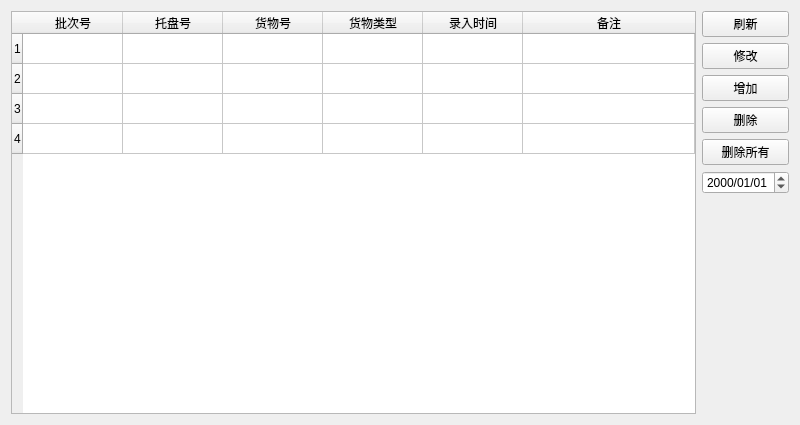
Old version of the form maintaindata.ui in the repository kangwenyun/batch_acquisition_system.
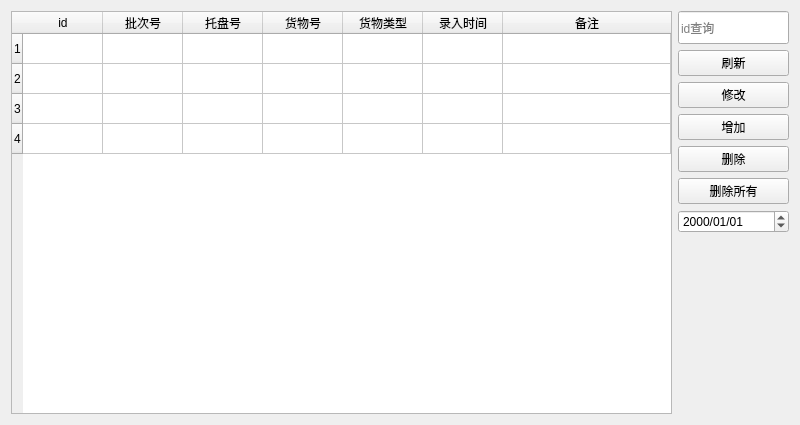
New version of the form.

The edit to the form file:
```diff
--- a/maintaindata.ui
+++ b/maintaindata.ui
@@ -25,6 +25,9 @@
      <property name="editTriggers">
       <set>QAbstractItemView::NoEditTriggers</set>
      </property>
+     <attribute name="horizontalHeaderDefaultSectionSize">
+      <number>80</number>
+     </attribute>
      <attribute name="horizontalHeaderStretchLastSection">
       <bool>true</bool>
      </attribute>
@@ -48,6 +51,11 @@
        <string>4</string>
       </property>
      </row>
+     <column>
+      <property name="text">
+       <string>id</string>
+      </property>
+     </column>
      <column>
       <property name="text">
        <string>批次号</string>
@@ -78,17 +86,12 @@
        <string>备注</string>
       </property>
      </column>
-     <item row="0" column="0">
-      <property name="text">
-       <string/>
-      </property>
-     </item>
      <item row="0" column="1">
       <property name="text">
        <string/>
       </property>
      </item>
-     <item row="0" column="3">
+     <item row="0" column="2">
       <property name="text">
        <string/>
       </property>
@@ -103,10 +106,34 @@
        <string/>
       </property>
      </item>
+     <item row="0" column="6">
+      <property name="text">
+       <string/>
+      </property>
+     </item>
     </widget>
    </item>
    <item>
-    <layout class="QVBoxLayout" name="verticalLayout_3">
+    <layout class="QVBoxLayout" name="verticalLayout">
+     <item>
+      <widget class="QLineEdit" name="findId">
+       <property name="minimumSize">
+        <size>
+         <width>111</width>
+         <height>33</height>
+        </size>
+       </property>
+       <property name="maximumSize">
+        <size>
+         <width>111</width>
+         <height>33</height>
+        </size>
+       </property>
+       <property name="placeholderText">
+        <string>id查询</string>
+       </property>
+      </widget>
+     </item>
      <item>
       <widget class="QPushButton" name="data_refresh">
        <property name="text">
```
Left out of the diff: 2 changed lines with no effect on the pictures.
